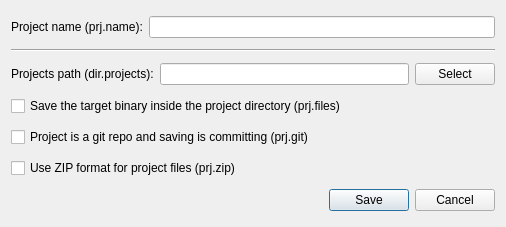
The window that src/dialogs/SaveProjectDialog.ui (radareorg/iaito) describes before a commit, drawn with Qt 5.
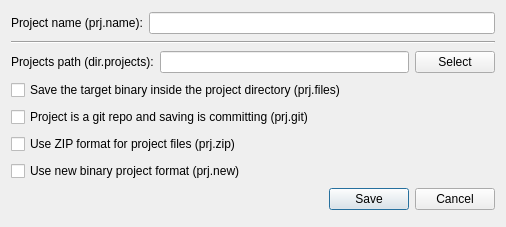
The same window after the commit.

Commit message: Enable new projects by default

The edit to the form file:
```diff
--- a/src/dialogs/SaveProjectDialog.ui
+++ b/src/dialogs/SaveProjectDialog.ui
@@ -87,6 +87,13 @@
      </property>
     </widget>
    </item>
+   <item>
+    <widget class="QCheckBox" name="newCheckBox">
+     <property name="text">
+      <string>Use new binary project format (prj.new)</string>
+     </property>
+    </widget>
+   </item>
    <item>
     <widget class="QDialogButtonBox" name="buttonBox">
      <property name="orientation">
```
The commit also changes 3 other files.
